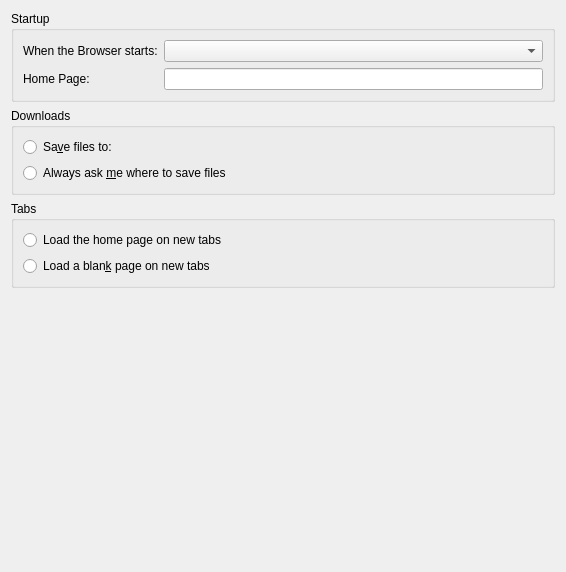
Qt form Browser/Preferences/GeneralTab.ui (LeFroid/Viper-Browser) before a commit.
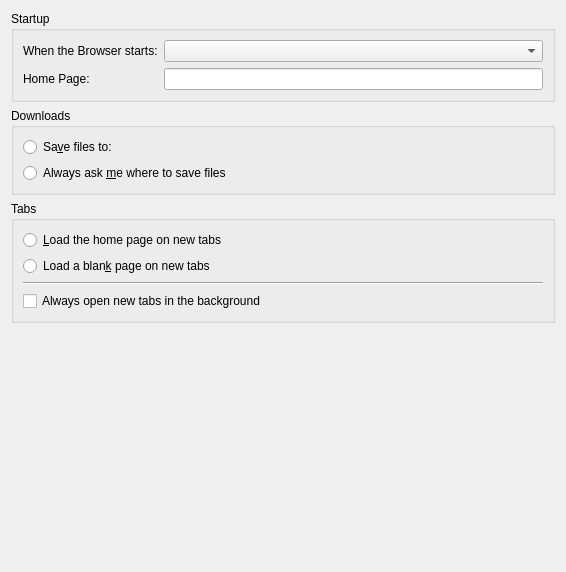
The same form after that commit. Custom widgets are drawn as their Qt base class.

Commit message: Preferences: Added a setting to control whether or not all new tabs should be opened in the background

The edit to the form file:
```diff
--- a/Browser/Preferences/GeneralTab.ui
+++ b/Browser/Preferences/GeneralTab.ui
@@ -97,7 +97,7 @@
       <item>
        <widget class="QRadioButton" name="radioButtonTabHomePage">
         <property name="text">
-         <string>Load the home page on new tabs</string>
+         <string>&amp;Load the home page on new tabs</string>
         </property>
        </widget>
       </item>
@@ -108,6 +108,20 @@
         </property>
        </widget>
       </item>
+      <item>
+       <widget class="Line" name="line">
+        <property name="orientation">
+         <enum>Qt::Horizontal</enum>
+        </property>
+       </widget>
+      </item>
+      <item>
+       <widget class="QCheckBox" name="checkBoxNewTabsInBackground">
+        <property name="text">
+         <string>Always open new tabs in the background</string>
+        </property>
+       </widget>
+      </item>
      </layout>
     </widget>
    </item>
```
The commit also changes 9 other files.
